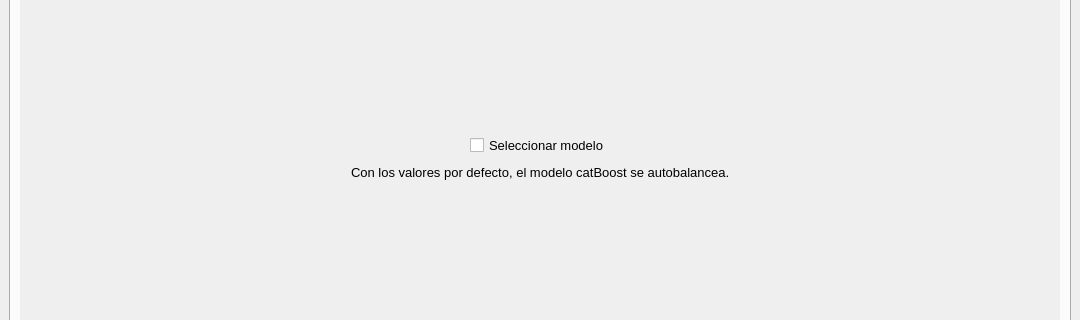
Old version of the form Programa/src/ui/ventana_principal.ui in the repository 10GGGGGGGGGG/Poyecto-Final-PC1; both pictures show x 0 to 1080 and y 385 to 705 of the 1080 by 800 pixel window.
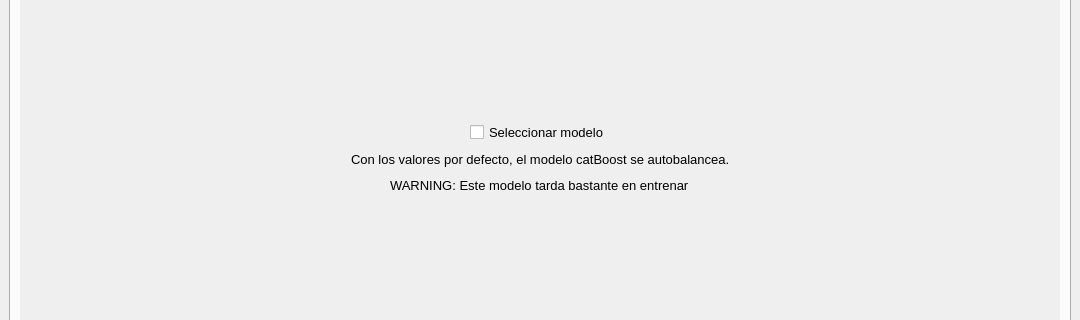
New version of the form. The open tabs and pages were chosen to show the change.

Commit message: actualización de entrenamiento de modelos

What changed in the file:
```diff
--- a/Programa/src/ui/ventana_principal.ui
+++ b/Programa/src/ui/ventana_principal.ui
@@ -32,6 +32,9 @@
 #tabWidget,#preproceso,#matrixBox, #pruneBox, #guardado_modelosBox, #resultadosMatrix_Box{
 	font-weight: bold;
 }
+#guardado_modelosBox{
+	background-color: rgb(237, 235, 255);
+}
 #desp_line, #nodesp_line{
 	color: rgb(0, 0, 255);
 }
@@ -2949,7 +2952,7 @@
              <x>0</x>
              <y>0</y>
              <width>1038</width>
-             <height>360</height>
+             <height>405</height>
             </rect>
            </property>
            <attribute name="label">
@@ -3043,6 +3046,46 @@
               </item>
              </layout>
             </item>
+            <item>
+             <layout class="QHBoxLayout" name="horizontalLayout_49">
+              <property name="topMargin">
+               <number>0</number>
+              </property>
+              <item>
+               <spacer name="horizontalSpacer_91">
+                <property name="orientation">
+                 <enum>Qt::Horizontal</enum>
+                </property>
+                <property name="sizeHint" stdset="0">
+                 <size>
+                  <width>40</width>
+                  <height>20</height>
+                 </size>
+                </property>
+               </spacer>
+              </item>
+              <item>
+               <widget class="QLabel" name="label_36">
+                <property name="text">
+                 <string>WARNING: Este modelo tarda bastante en entrenar</string>
+                </property>
+               </widget>
+              </item>
+              <item>
+               <spacer name="horizontalSpacer_92">
+                <property name="orientation">
+                 <enum>Qt::Horizontal</enum>
+                </property>
+                <property name="sizeHint" stdset="0">
+                 <size>
+                  <width>40</width>
+                  <height>20</height>
+                 </size>
+                </property>
+               </spacer>
+              </item>
+             </layout>
+            </item>
             <item>
              <spacer name="verticalSpacer_20">
               <property name="orientation">
```
Left out of the diff: 43 changed lines with no effect on the pictures. The commit also changes 11 other files.
